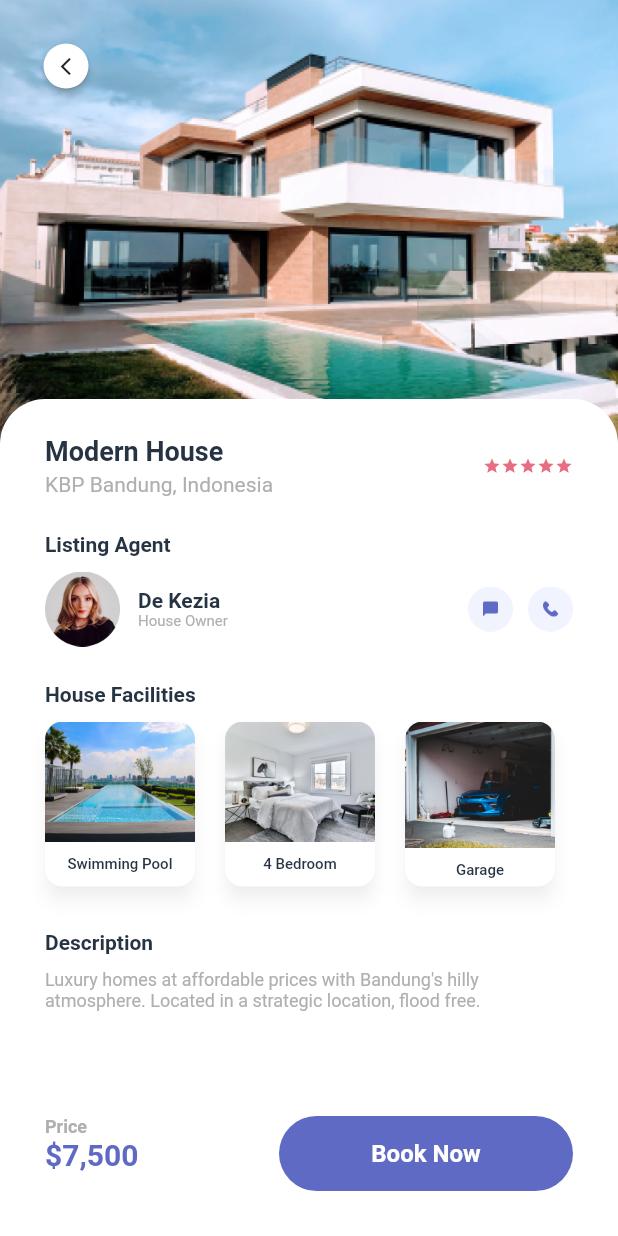
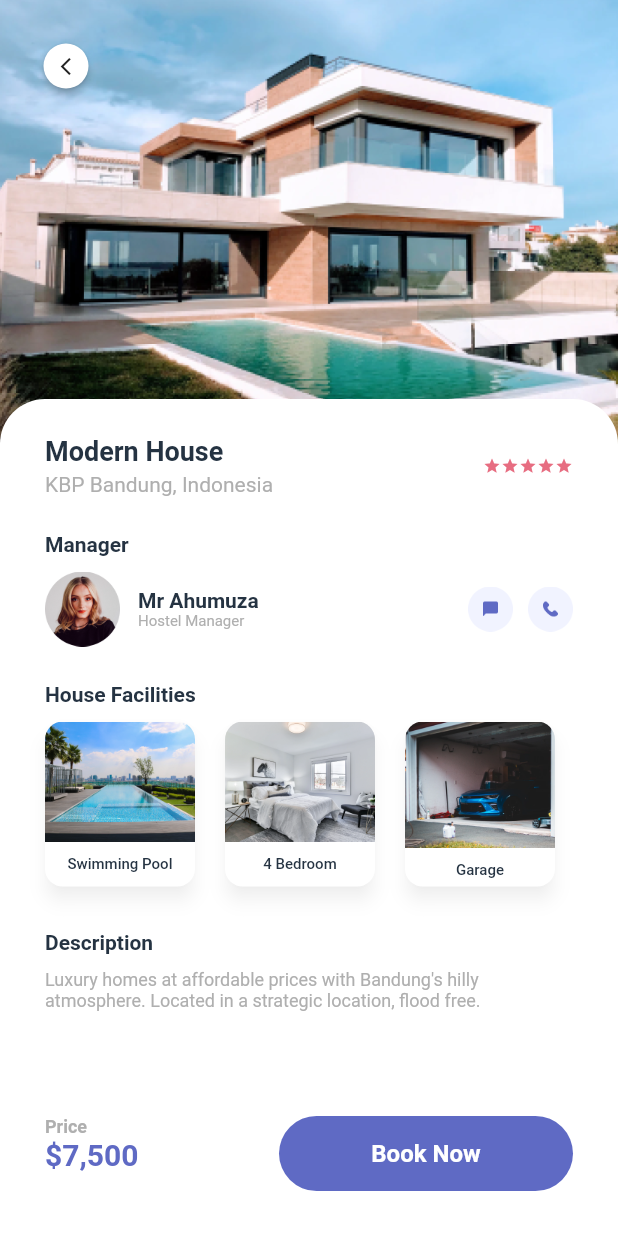
Before and after one commit to makangachristopher/hostelbooking_app, a Flutter app: the DetailPage screen opened directly, on a phone screen of 412 x 824 dp. Run offline on Flutter 3.47's test engine with Material 2 defaults, Android fonts, the phone set to English and light mode, and no system bars; our stand-ins replace badges, cached_network_image, carousel_slider, cloud_firestore, country_code_picker, firebase_auth and 4 more; accounts and stored records are empty; network calls fail.

Commit message:
new ui changes

```diff
--- a/lib/screens/addHostel_screen.dart
+++ b/lib/screens/addHostel_screen.dart
@@ -185,7 +185,8 @@ class _AddHostelScreenState extends State<AddHostelScreen> {
               size: 15.0,
             ),
             onPressed: () {
-              Navigator.pop(context);
+              Navigator.push(
+                  context, MaterialPageRoute(builder: (context) => RootApp()));
             },
           )),
       body: Padding(
@@ -194,7 +195,7 @@ class _AddHostelScreenState extends State<AddHostelScreen> {
           key: _formKey,
           child: SingleChildScrollView(
             child: SizedBox(
-              height: 1200, // Set a finite height
+              height: 1300, // Set a finite height
               child: Column(
                 crossAxisAlignment: CrossAxisAlignment.stretch,
                 children: <Widget>[
--- a/lib/screens/details_screen.dart
+++ b/lib/screens/details_screen.dart
@@ -1,9 +1,17 @@
 import 'package:flutter/material.dart';
 import 'package:hostel_booking/screens/confirm_booking.dart';
 import '../theme.dart';
+import 'package:url_launcher/url_launcher.dart';
 
 class DetailPage extends StatelessWidget {
   const DetailPage({Key? key}) : super(key: key);
+  void _launchPhone(String phoneNumber) async {
+    if (await canLaunch(phoneNumber)) {
+      await launch(phoneNumber);
+    } else {
+      throw 'Could not launch $phoneNumber';
+    }
+  }
 
   @override
   Widget build(BuildContext context) {
@@ -80,7 +88,7 @@ class DetailPage extends StatelessWidget {
                       Padding(
                         padding: EdgeInsets.symmetric(horizontal: 30),
                         child: Text(
-                          "Listing Agent",
+                          "Manager",
                           style: sectionSecondaryTitle,
                         ),
                       ),
@@ -100,11 +108,11 @@ class DetailPage extends StatelessWidget {
                               crossAxisAlignment: CrossAxisAlignment.start,
                               children: [
                                 Text(
-                                  "De Kezia",
+                                  "Mr Ahumuza",
                                   style: contentTitle,
                                 ),
                                 Text(
-                                  "House Owner",
+                                  "Hostel Manager",
                                   style: infoText,
                                 ),
                               ],
@@ -121,7 +129,9 @@ class DetailPage extends StatelessWidget {
                                 ),
                                 SizedBox(width: 10),
                                 InkWell(
-                                  onTap: () {},
+                                  onTap: () {
+                                    _launchPhone("tel:0703103834");
+                                  },
                                   child: Image.asset(
                                     "assets/images/call_icon.png",
                                     width: 30,
--- a/lib/utils/data.dart
+++ b/lib/utils/data.dart
@@ -35,7 +35,7 @@ List<String> albumImages = [
 List features = [
   {
     "id": 100,
-    "name": "Single Room",
+    "name": "Olympia Hostel",
     "image":
         "https://images.unsplash.com/photo-1595526114035-0d45ed16cfbf?ixid=MXwxMjA3fDB8MHxzZWFyY2h8MTF8fGZhc2hpb258ZW58MHx8MHw%3D&ixlib=rb-1.2.1&auto=format&fit=crop&w=800&q=60",
     "price": "\UGX 800,000",
@@ -49,7 +49,7 @@ List features = [
   },
   {
     "id": 101,
-    "name": "Tripple Room",
+    "name": "Akamwesi Hostel",
     "image":
         "https://images.unsplash.com/photo-1505692952047-1a78307da8f2?ixid=MXwxMjA3fDB8MHxzZWFyY2h8MTF8fGZhc2hpb258ZW58MHx8MHw%3D&ixlib=rb-1.2.1&auto=format&fit=crop&w=800&q=60",
     "price": "\UGX 450,000",
@@ -63,7 +63,7 @@ List features = [
   },
   {
     "id": 102,
-    "name": "Double Room",
+    "name": "Bavana Hostel",
     "image":
         "https://images.unsplash.com/photo-1618221118493-9cfa1a1c00da?ixid=MXwxMjA3fDB8MHxzZWFyY2h8MTF8fGZhc2hpb258ZW58MHx8MHw%3D&ixlib=rb-1.2.1&auto=format&fit=crop&w=800&q=60",
     "price": "\UGX 650,000",
@@ -77,7 +77,7 @@ List features = [
   },
   {
     "id": 103,
-    "name": "Single Room",
+    "name": "Nana Hostel",
     "image":
         "https://images.unsplash.com/photo-1571508601891-ca5e7a713859?ixid=MXwxMjA3fDB8MHxzZWFyY2h8MTF8fGZhc2hpb258ZW58MHx8MHw%3D&ixlib=rb-1.2.1&auto=format&fit=crop&w=800&q=60",
     "price": "\UGX 1,200,000",
@@ -91,7 +91,7 @@ List features = [
   },
   {
     "id": 104,
-    "name": "Double Room",
+    "name": "Naru Hostel",
     "image":
         "https://images.unsplash.com/photo-1541123356219-284ebe98ae3b?ixid=MXwxMjA3fDB8MHxzZWFyY2h8MTF8fGZhc2hpb258ZW58MHx8MHw%3D&ixlib=rb-1.2.1&auto=format&fit=crop&w=800&q=60",
     "price": "\UGX 800,000",
@@ -105,7 +105,7 @@ List features = [
   },
   {
     "id": 105,
-    "name": "Tripple Room",
+    "name": "God is able Hostel",
     "image":
         "https://images.unsplash.com/photo-1566195992011-5f6b21e539aa?ixid=MXwxMjA3fDB8MHxzZWFyY2h8MTF8fGZhc2hpb258ZW58MHx8MHw%3D&ixlib=rb-1.2.1&auto=format&fit=crop&w=800&q=60",
     "price": "\UGX 650,000",
@@ -122,7 +122,7 @@ List features = [
 List recommends = [
   {
     "id": 110,
-    "name": "Single Room",
+    "name": "Premium Hostel",
     "image":
         "https://images.unsplash.com/photo-1541123356219-284ebe98ae3b?ixid=MXwxMjA3fDB8MHxzZWFyY2h8MTF8fGZhc2hpb258ZW58MHx8MHw%3D&ixlib=rb-1.2.1&auto=format&fit=crop&w=800&q=60",
     "price": "\UGX 1,200,000",
@@ -136,7 +136,7 @@ List recommends = [
   },
   {
     "id": 111,
-    "name": "Double Room",
+    "name": "David's Ark Hostel",
     "image":
         "https://images.unsplash.com/photo-1611892440504-42a792e24d32?ixid=MXwxMjA3fDB8MHxzZWFyY2h8MTF8fGZhc2hpb258ZW58MHx8MHw%3D&ixlib=rb-1.2.1&auto=format&fit=crop&w=800&q=60",
     "price": "\UGX 800,000",
@@ -150,7 +150,7 @@ List recommends = [
   },
   {
     "id": 112,
-    "name": "Tripple Room",
+    "name": "Highfield Hostel",
     "image":
         "https://images.unsplash.com/photo-1596394516093-501ba68a0ba6?ixid=MXwxMjA3fDB8MHxzZWFyY2h8MTF8fGZhc2hpb258ZW58MHx8MHw%3D&ixlib=rb-1.2.1&auto=format&fit=crop&w=800&q=60",
     "price": "\UGX 650,000",
--- a/pubspec.yaml
+++ b/pubspec.yaml
@@ -24,6 +24,7 @@ dependencies:
   firebase_core: ^2.8.0
   image_picker: ^0.8.7
   country_code_picker: ^3.0.0
+  url_launcher: ^6.0.9
 
 dev_dependencies:
   flutter_test:
```
Also changed, not shown: 2 other files.
